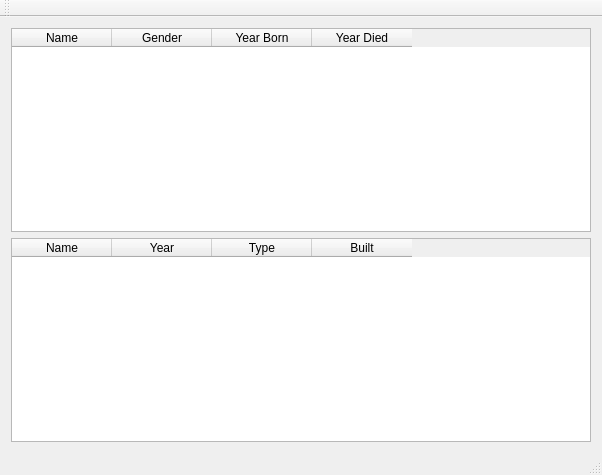
The window that EndurvinnslustöðATeam/Skil3/mainwindow.ui (trunti/verklegtn-m) describes before a commit, drawn with Qt 5.
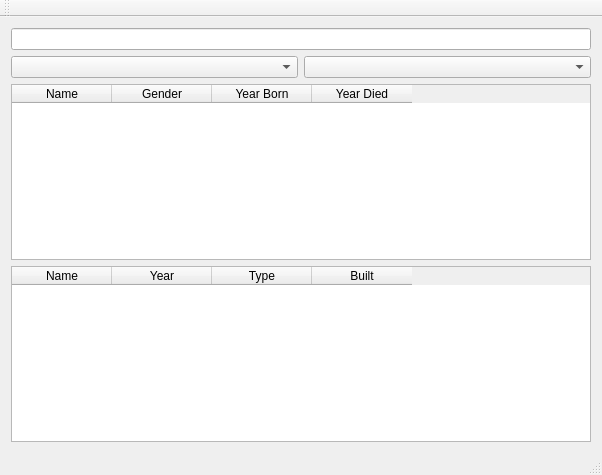
The same window after the commit.

Commit message: Asc Desc Search(virkar ekki) Sort by name gender born og died i scientist

```diff
--- a/EndurvinnslustöðATeam/Skil3/mainwindow.ui
+++ b/EndurvinnslustöðATeam/Skil3/mainwindow.ui
@@ -15,6 +15,19 @@
   </property>
   <widget class="QWidget" name="centralWidget">
    <layout class="QVBoxLayout" name="verticalLayout">
+    <item>
+     <widget class="QLineEdit" name="Search_window"/>
+    </item>
+    <item>
+     <layout class="QHBoxLayout" name="horizontalLayout">
+      <item>
+       <widget class="QComboBox" name="dropdown_order_by"/>
+      </item>
+      <item>
+       <widget class="QComboBox" name="dropdown_order_by_ascending"/>
+      </item>
+     </layout>
+    </item>
     <item>
      <widget class="QTableWidget" name="table_scientists">
       <column>
```
The commit also changes 2 other files.
